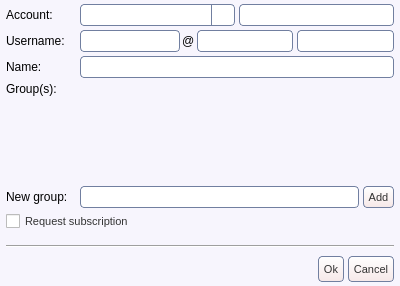
Before: the Qt Designer form share/skins/default/contactedit.ui in itds-consulting/yate, drawn with Qt 5.
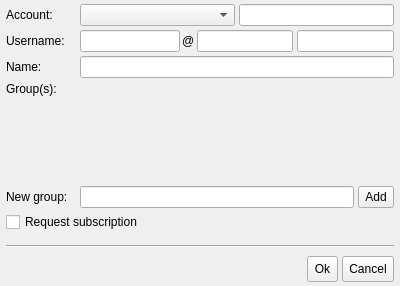
After: the same form once the commit is applied. Icons and pictures are not drawn.

Commit message: Added application stylesheet file. Removed global stylesheet from UI files. Increased font size.

What changed in the file:
```diff
--- a/share/skins/default/contactedit.ui
+++ b/share/skins/default/contactedit.ui
@@ -30,91 +30,6 @@
   <property name="windowIcon" >
    <iconset>edit.png</iconset>
   </property>
-  <property name="styleSheet" >
-   <string>QWidget#contactedit {
-  background:#f7f5fd;
-}
-QLineEdit {
-  color:#333333;
-  border: 1px solid #717fa0;
-  border-radius: 4px;
-}
-QAbstractButton { font-size: 11px; color: #333333; }
-QToolButton {
-  border: 1px solid #717fa0;
-  border-radius: 4px;
-  background: qlineargradient(x1: 0, y1: 0, x2: 0, y2: 1, stop: 0 #ffffff, stop: 1 #f6e8e8);
-}
-QToolButton:hover { background: qlineargradient(x1: 0, y1: 0, x2: 0, y2: 1, stop: 0 #ffffff, stop: 1 #f9f3f3); }
-QToolButton:pressed { background: qlineargradient(x1: 0, y1: 0, x2: 0, y2: 1, stop: 0 #f6e8e8, stop: 1 #ffffff); }
-QPushButton {
-  border: 1px solid #717fa0;
-  border-radius: 4px;
-  background: qlineargradient(x1: 0, y1: 0, x2: 0, y2: 1, stop: 0 #ffffff, stop: 1 #f6e8e8);
-}
-QPushButton:hover { background: qlineargradient(x1: 0, y1: 0, x2: 0, y2: 1, stop: 0 #ffffff, stop: 1 #f9f3f3); }
-QPushButton:pressed { background: qlineargradient(x1: 0, y1: 0, x2: 0, y2: 1, stop: 0 #f6e8e8, stop: 1 #ffffff); }
-QComboBox::down-arrow { image: url(cb_arrow.png); }
-QComboBox::down-arrow:on { top: 1px; left: 1px; }
-QComboBox {
-  padding-left: 2px;
-  padding-right: 25px;
-  border: 1px solid #717fa0;
-  border-radius: 4px;
-}
-QComboBox::drop-down {
-  width: 22px;
-  border-left: 1px solid #717fa0;
-}
-QCheckBox::indicator:checked { image: url(checkbox_on.png); }
-QCheckBox::indicator:unchecked { image: url(checkbox_off.png); }
-QRadioButton::indicator:checked { image: url(radio_on.png); }
-QRadioButton::indicator:unchecked { image: url(radio_off.png); }
-QScrollBar { border: 1px solid #717fa0; background: white; }
-QScrollBar::handle {
-  background: qlineargradient(x1: 0, y1: 0, x2: 0, y2: 1, stop: 0 #ffffff, stop: 1 #f6e8e8);
-  border: 1px solid #717fa0;
-}
-QScrollBar:vertical {
-  width: 14px;
-  margin: 16px 0px 16px 0px;
-  border-top: 0px;
-  border-bottom: 0px;
-  border-right: 0px;
-}
-QScrollBar:horizontal {
-  height: 14px;
-  margin: 0px 16px 0px 16px;
-  border-left: 0px;
-  border-right: 0px;
-  border-bottom: 0px;
-}
-QScrollBar::add-line {
-  height: 13px;
-  width: 13px;
-  border: 1px solid #717fa0;
-  subcontrol-origin: margin;
-  background: qlineargradient(x1: 0, y1: 0, x2: 0, y2: 1, stop: 0 #ffffff, stop: 1 #f6e8e8);
-}
-QScrollBar::sub-line {
-  height: 13px;
-  width: 13px;
-  border: 1px solid #717fa0;
-  subcontrol-origin: margin;
-  background: qlineargradient(x1: 0, y1: 0, x2: 0, y2: 1, stop: 0 #ffffff, stop: 1 #f6e8e8);
-}
-QScrollBar::handle:vertical { border-left: 0px; border-right: 0px; }
-QScrollBar::handle:horizontal { border-top: 0px; border-bottom: 0px; }
-QScrollBar::add-line:vertical { subcontrol-position: bottom; image: url(scroll_down.png); height: 14px; }
-QScrollBar::sub-line:vertical { subcontrol-position: top; image: url(scroll_up.png); height: 14px; }
-QScrollBar::add-line:horizontal { subcontrol-position: right; image: url(scroll_right.png); width: 14px; }
-QScrollBar::sub-line:horizontal { subcontrol-position: left; image: url(scroll_left.png); width: 14px; }
-QScrollBar::up-arrow:pressed { border: 1px solid #717fa0; }
-QScrollBar::down-arrow:pressed { border: 1px solid #717fa0; }
-QScrollBar::left-arrow:pressed { border: 1px solid #717fa0; }
-QScrollBar::right-arrow:pressed { border: 1px solid #717fa0; }
-</string>
-  </property>
   <property name="_yate_destroyonhide" stdset="0" >
    <bool>true</bool>
   </property>
```
Left out of the diff: 3 changed lines with no effect on the pictures. The commit also changes 26 other files.
